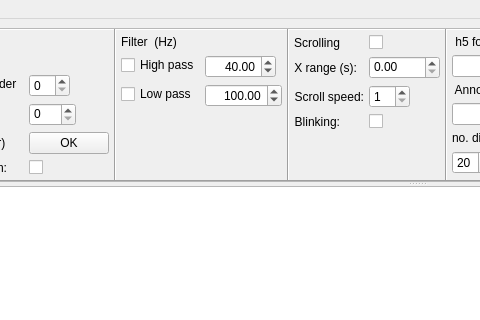
This is pyecog/visualisation/main_window_design_v3.ui in jcornford/pyecog as Qt 5 draws it before an edit; both pictures show x 364 to 844 and y 0 to 320 of the 1280 by 800 pixel window. The edited form follows.
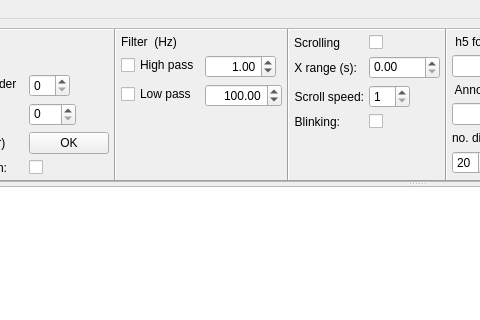
This is the edited form. Custom widgets are drawn as their Qt base class.

Commit message: choose to save either full tree or just annotations

What changed in the file:
```diff
--- a/pyecog/visualisation/main_window_design_v3.ui
+++ b/pyecog/visualisation/main_window_design_v3.ui
@@ -403,7 +403,7 @@
                <double>5120.000000000000000</double>
               </property>
               <property name="value">
-               <double>40.000000000000000</double>
+               <double>1.000000000000000</double>
               </property>
              </widget>
             </item>
```
Left out of the diff: 15 changed lines with no effect on the pictures. The commit also changes 2 other files.
